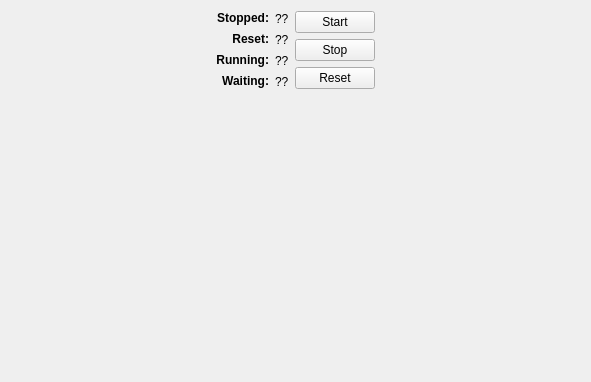
The window that pulseblaster.ui (labscript-suite-temp/labscript_devices) describes before a commit, drawn with Qt 5.
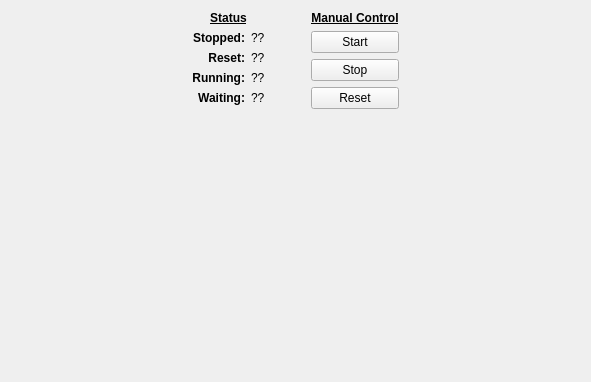
The same window after the commit.

Commit message: Improved formatting of status widgets for PulseBlaster

The edit to the form file:
```diff
--- a/pulseblaster.ui
+++ b/pulseblaster.ui
@@ -30,6 +30,18 @@
       </spacer>
      </item>
      <item>
+      <layout class="QVBoxLayout" name="verticalLayout_4">
+       <item>
+        <widget class="QLabel" name="label_3">
+         <property name="text">
+          <string>&lt;html&gt;&lt;head/&gt;&lt;body&gt;&lt;p&gt;&lt;span style=&quot; font-weight:600; text-decoration: underline;&quot;&gt;Status&lt;/span&gt;&lt;/p&gt;&lt;/body&gt;&lt;/html&gt;</string>
+         </property>
+         <property name="alignment">
+          <set>Qt::AlignCenter</set>
+         </property>
+        </widget>
+       </item>
+       <item>
       <layout class="QGridLayout" name="gridLayout">
        <item row="0" column="0">
         <widget class="QLabel" name="label">
@@ -102,7 +114,48 @@
       </layout>
      </item>
      <item>
+        <spacer name="verticalSpacer_2">
+         <property name="orientation">
+          <enum>Qt::Vertical</enum>
+         </property>
+         <property name="sizeHint" stdset="0">
+          <size>
+           <width>20</width>
+           <height>40</height>
+          </size>
+         </property>
+        </spacer>
+       </item>
+      </layout>
+     </item>
+     <item>
+      <spacer name="horizontalSpacer_3">
+       <property name="orientation">
+        <enum>Qt::Horizontal</enum>
+       </property>
+       <property name="sizeType">
+        <enum>QSizePolicy::Fixed</enum>
+       </property>
+       <property name="sizeHint" stdset="0">
+        <size>
+         <width>40</width>
+         <height>20</height>
+        </size>
+       </property>
+      </spacer>
+     </item>
+     <item>
       <layout class="QVBoxLayout" name="verticalLayout">
+       <item>
+        <widget class="QLabel" name="label_6">
+         <property name="text">
+          <string>&lt;html&gt;&lt;head/&gt;&lt;body&gt;&lt;p&gt;&lt;span style=&quot; font-weight:600; text-decoration: underline;&quot;&gt;Manual Control&lt;/span&gt;&lt;/p&gt;&lt;/body&gt;&lt;/html&gt;</string>
+         </property>
+         <property name="alignment">
+          <set>Qt::AlignCenter</set>
+         </property>
+        </widget>
+       </item>
        <item>
         <widget class="QPushButton" name="start_button">
          <property name="text">
@@ -124,6 +177,19 @@
          </property>
         </widget>
        </item>
+       <item>
+        <spacer name="verticalSpacer_3">
+         <property name="orientation">
+          <enum>Qt::Vertical</enum>
+         </property>
+         <property name="sizeHint" stdset="0">
+          <size>
+           <width>20</width>
+           <height>40</height>
+          </size>
+         </property>
+        </spacer>
+       </item>
       </layout>
      </item>
      <item>
@@ -149,7 +215,7 @@
      <property name="sizeHint" stdset="0">
       <size>
        <width>20</width>
-       <height>270</height>
+       <height>176</height>
       </size>
      </property>
     </spacer>
```
Lines whose indentation alone changed are shown as unchanged.
